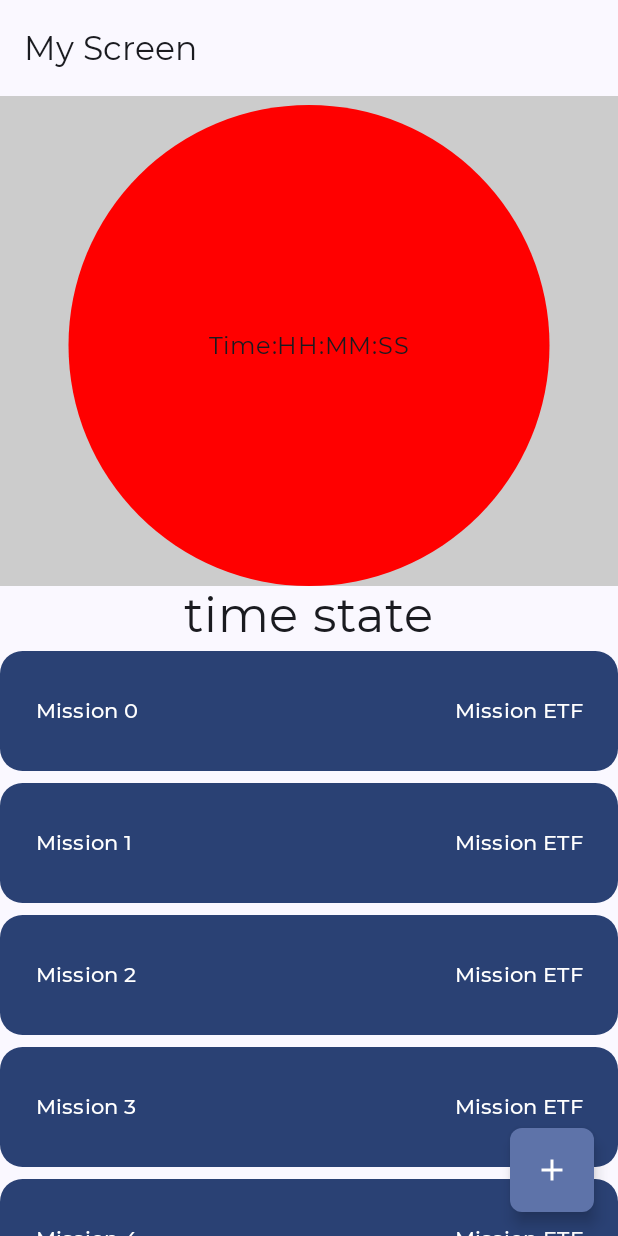
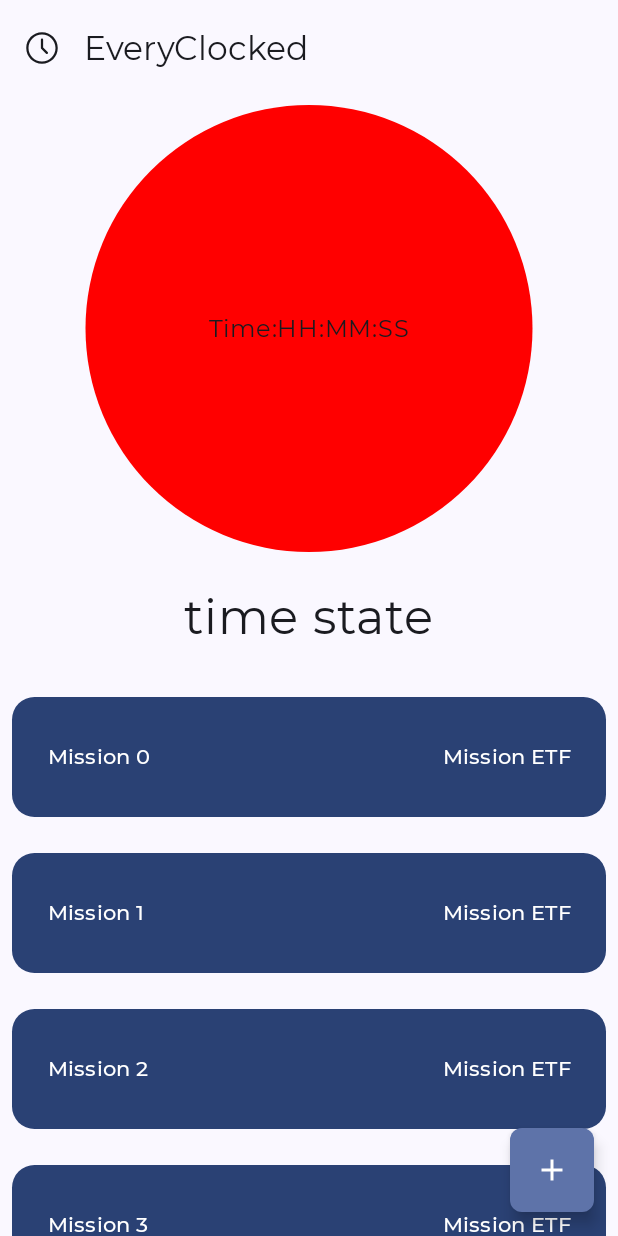
Before and after one commit to Elisszta/android_project, an Android app built with Jetpack Compose: the @Preview function PreviewMainPageUI, on a phone screen of 412 x 824 dp. Run offline under Robolectric (Android 15) with nearby library versions, the phone set to English and light mode, and no system bars; our stand-ins replace window size class.

Commit message:
Main Page Modified

```diff
--- a/EveryClocked/app/build.gradle
+++ b/EveryClocked/app/build.gradle
@@ -57,7 +57,8 @@ dependencies {
     implementation 'androidx.compose.ui:ui-tooling-preview'
     implementation 'androidx.compose.material3:material3'
     implementation 'androidx.compose.material:material-icons-extended:1.4.3'
-    implementation 'androidx.constraintlayout:constraintlayout-compose:1.0.0-alpha08'
+    implementation 'androidx.compose.material3:material3-window-size-class:1.1.0'
+    implementation 'androidx.constraintlayout:constraintlayout-compose:1.1.0-alpha09'
     implementation 'androidx.constraintlayout:constraintlayout:2.1.4'
     implementation "androidx.navigation:navigation-compose:2.5.3"
     implementation "androidx.lifecycle:lifecycle-viewmodel-ktx:2.6.1"
--- a/EveryClocked/app/src/main/java/com/everyclocked/home/MainPage.kt
+++ b/EveryClocked/app/src/main/java/com/everyclocked/home/MainPage.kt
@@ -1,6 +1,9 @@
 package com.everyclocked.home
 
 import android.annotation.SuppressLint
+import android.content.res.Configuration.UI_MODE_NIGHT_YES
+import android.content.res.Resources.Theme
+import android.graphics.drawable.DrawableContainer
 import androidx.compose.foundation.Canvas
 import androidx.compose.foundation.background
 import androidx.compose.foundation.layout.Arrangement
@@ -16,34 +19,67 @@ import androidx.compose.foundation.lazy.LazyColumn
 import androidx.compose.foundation.shape.RoundedCornerShape
 import androidx.compose.material.icons.Icons
 import androidx.compose.material.icons.filled.Add
+import androidx.compose.material.icons.filled.Menu
 import androidx.compose.material3.Button
+import androidx.compose.material3.DrawerState
+import androidx.compose.material3.DrawerValue
 import androidx.compose.material3.ExperimentalMaterial3Api
 import androidx.compose.material3.FloatingActionButton
 import androidx.compose.material3.Icon
+import androidx.compose.material3.IconButton
 import androidx.compose.material3.MaterialTheme
+import androidx.compose.material3.ModalNavigationDrawer
 import androidx.compose.material3.Scaffold
 import androidx.compose.material3.Surface
 import androidx.compose.material3.Text
 import androidx.compose.material3.TopAppBar
+import androidx.compose.material3.rememberDrawerState
+import androidx.compose.material3.windowsizeclass.WindowWidthSizeClass
 import androidx.compose.runtime.Composable
+import androidx.compose.runtime.getValue
+import androidx.compose.runtime.remember
+import androidx.compose.runtime.rememberCoroutineScope
 import androidx.compose.ui.Alignment
 import androidx.compose.ui.Modifier
 import androidx.compose.ui.geometry.Offset
 import androidx.compose.ui.graphics.Color
+import androidx.compose.ui.res.painterResource
 import androidx.compose.ui.text.style.TextAlign
 import androidx.compose.ui.tooling.preview.Preview
 import androidx.compose.ui.unit.dp
 import androidx.compose.ui.unit.sp
+import androidx.navigation.compose.currentBackStackEntryAsState
+import androidx.navigation.compose.rememberNavController
+import com.everyclocked.R
+import com.everyclocked.parts.AppDrawer
 import com.everyclocked.ui.theme.EveryClockedTheme
+import com.everyclocked.utils.ClockNavGraph
+import com.everyclocked.utils.EveryClockedDestinations
+import com.everyclocked.utils.EveryClockedNavigationActions
+import kotlinx.coroutines.launch
 
 @SuppressLint("UnusedMaterial3ScaffoldPaddingParameter")
 @OptIn(ExperimentalMaterial3Api::class)
 @Composable
-fun MainPage() {
+fun MainPage(
+
+) {
     Scaffold(
         topBar = {
             TopAppBar(
-                title = { Text("My Screen") }
+                title = {
+                    Text("EveryClocked")
+                },
+                navigationIcon = {
+                    IconButton(
+                        onClick = { /*TODO*/ }
+                    ) {
+                        Icon(
+                            painter = painterResource(id = R.drawable.ic_clock_logo),
+                            contentDescription = null
+                        )
+                    }
+                },
             )
         },
         floatingActionButton = {
@@ -62,7 +98,7 @@ fun MainPage() {
                 modifier = Modifier
                     .fillMaxSize()
                     .weight(45f)
-                    .background(Color.LightGray)
+                    .background(MaterialTheme.colorScheme.surface)
                     .padding(top = 70.dp)
             ) {
                 Canvas(modifier = Modifier.fillMaxSize()) {
@@ -77,21 +113,24 @@ fun MainPage() {
                     modifier = Modifier.align(Alignment.Center)
                 )
             }
+            Spacer(modifier = Modifier.height(24.dp))
             Text(
                 text = "time state",
                 fontSize = 32.sp,
                 modifier = Modifier
                     .weight(5f)
             )
-            LazyColumn (
+            Spacer(modifier = Modifier.height(24.dp))
+            LazyColumn(
                 modifier = Modifier
                     .weight(45f),
-                    ){
+            ) {
                 items(5) { index ->
                     Button(
                         onClick = { /*TODO*/ },
                         modifier = Modifier
                             .fillMaxWidth()
+                            .padding(8.dp)
                             .height(80.dp),
                         shape = RoundedCornerShape(15.dp)
 
@@ -118,6 +157,22 @@ fun MainPage() {
     }
 }
 
+
+/**
+ * Confirm the drawer state to pass to the modal drawer.
+ */
+@OptIn(ExperimentalMaterial3Api::class)
+@Composable
+private fun rememberSizeAwareDrawerState(isExpandedScreen: Boolean): DrawerState {
+    val drawerState = rememberDrawerState(initialValue = DrawerValue.Closed)
+
+    return if (!isExpandedScreen) {
+        drawerState
+    } else {
+        DrawerState(DrawerValue.Closed)
+    }
+}
+
 @Preview
 @Composable
 fun PreviewMainPageUI() {
@@ -127,3 +182,14 @@ fun PreviewMainPageUI() {
         }
     }
 }
+
+//Dark Version Preview
+@Preview(uiMode = UI_MODE_NIGHT_YES)
+@Composable
+fun PreviewMainPageUIDark() {
+    EveryClockedTheme(darkTheme = true) {
+        Surface(modifier = Modifier.fillMaxSize(), color = MaterialTheme.colorScheme.background) {
+            MainPage()
+        }
+    }
+}
--- a/EveryClocked/app/src/main/java/com/everyclocked/ui/theme/Theme.kt
+++ b/EveryClocked/app/src/main/java/com/everyclocked/ui/theme/Theme.kt
@@ -41,7 +41,7 @@ fun EveryClockedTheme(
     content: @Composable () -> Unit
 ) {
     val colorScheme = when {
-        dynamicColor && Build.VERSION.SDK_INT >= Build.VERSION_CODES.S -> {
+        dynamicColor -> {
             val context = LocalContext.current
             if (darkTheme) dynamicDarkColorScheme(context) else dynamicLightColorScheme(context)
         }
--- a/EveryClocked/app/src/main/java/com/everyclocked/utils/ClockNaviGraph.kt
+++ b/EveryClocked/app/src/main/java/com/everyclocked/utils/ClockNaviGraph.kt
@@ -1,5 +1,6 @@
 package com.everyclocked.utils
 
+import androidx.compose.material3.windowsizeclass.WindowWidthSizeClass
 import androidx.compose.runtime.Composable
 import androidx.compose.ui.Modifier
 import androidx.navigation.NavHostController
```
